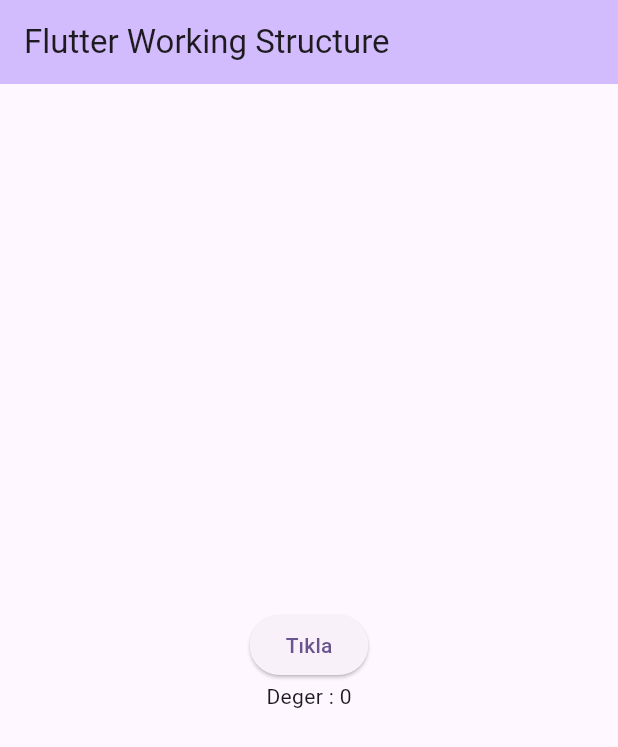
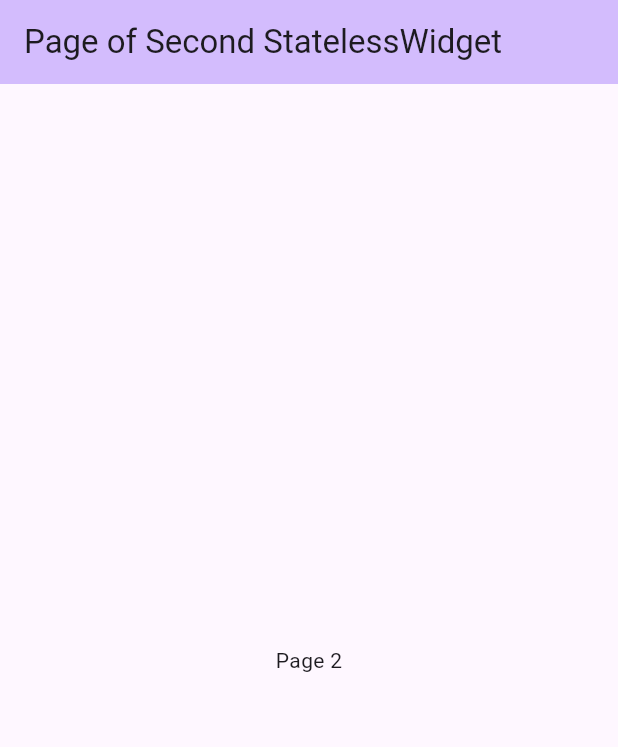
Before and after one commit to SERENGOKYILDIZ/FLUTTER_ANDROID_WORKING_STRUCTURE, a Flutter app: the screen it shows after launch, on a phone screen of 412 x 824 dp. Shown: the top 747 px of the screen. Run offline on Flutter 3.47's test engine with Material 3 defaults, Android fonts, the phone set to English and light mode, and no system bars.

Commit message:
Learned creating a page of StatelessWidget by other file

```diff
--- a/lib/main.dart
+++ b/lib/main.dart
@@ -1,3 +1,4 @@
+import 'package:android_flutter_working_structure/sayfa2.dart';
 import 'package:flutter/material.dart';
 
 void main() {
@@ -15,7 +16,9 @@ class MyApp extends StatelessWidget {
       theme: ThemeData(
         colorScheme: ColorScheme.fromSeed(seedColor: Colors.deepPurple),
       ),
-      home: const MyHomePage(title: 'Flutter Working Structure'),
+      // home: const MyHomePage(title: 'Flutter Working Structure'),
+      // home: Sayfa1(),
+      home: Sayfa2(),
     );
   }
 }
@@ -32,9 +35,6 @@ class MyHomePage extends StatefulWidget {
 }
 
 class _MyHomePageState extends State<MyHomePage> {
-
-  int sayac=0;
-
   @override
   Widget build(BuildContext context) {
     return Scaffold(
@@ -43,21 +43,29 @@ class _MyHomePageState extends State<MyHomePage> {
         title: Text(widget.title),
       ),
       body: Center(
-        child: Column(
-          mainAxisAlignment: MainAxisAlignment.center,
-          children: [
-            ElevatedButton(
-                onPressed: (){
-                  setState(() {
-                    sayac++;
-                  });
-                },
-                child: Text("Tıkla")
-            ),
-            Text("Deger : $sayac"),
-          ],
-        ),
       )
     );
   }
 }
+
+class Sayfa1 extends StatelessWidget {
+  const Sayfa1({super.key});
+
+  @override
+  Widget build(BuildContext context) {
+    return Scaffold(
+      appBar: AppBar(
+        backgroundColor: Theme.of(context).colorScheme.inversePrimary,
+        title: Text("Page of StatelessWidget"),
+      ),
+      body: Center(
+        child: Column(
+          mainAxisAlignment: MainAxisAlignment.center,
+          children: [
+            Text("Hello World"),
+          ],
+        ),
+      ),
+    );
+  }
+}
--- /dev/null
+++ b/lib/sayfa2.dart
@@ -0,0 +1,23 @@
+import 'package:flutter/material.dart';
+
+class Sayfa2 extends StatelessWidget {
+  const Sayfa2({super.key});
+
+  @override
+  Widget build(BuildContext context) {
+    return Scaffold(
+      appBar: AppBar(
+        backgroundColor: Theme.of(context).colorScheme.inversePrimary,
+        title: Text("Page of Second StatelessWidget"),
+      ),
+      body: Center(
+        child: Column(
+          mainAxisAlignment: MainAxisAlignment.center,
+          children: [
+            Text("Page 2"),
+          ],
+        ),
+      ),
+    );
+  }
+}
```
